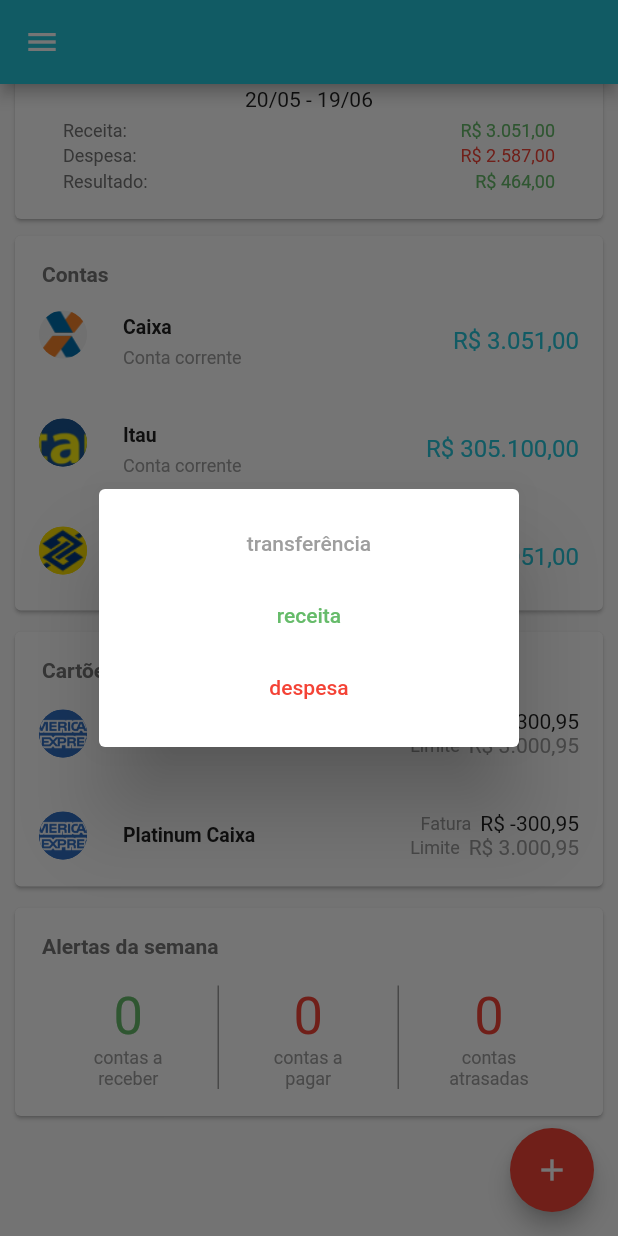
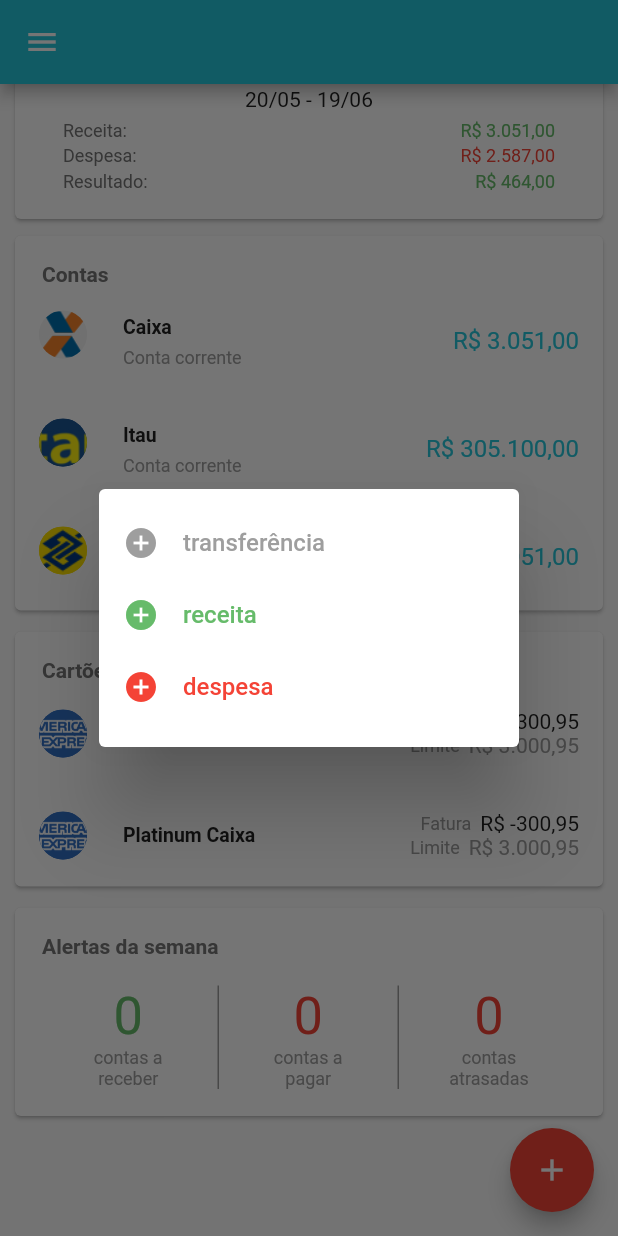
Before and after one commit to rafaelcb21/controlle_assets, a Flutter app: the screen it shows after launch, scrolled down 112 dp, after a tap on the "add" icon, on a phone screen of 412 x 824 dp. Run offline on Flutter 3.47's test engine with Material 2 defaults, Android fonts, the phone set to English and light mode, and no system bars.

Commit message:
version 0.0.12

```diff
--- a/lib/card_alertas.dart
+++ b/lib/card_alertas.dart
@@ -9,6 +9,10 @@ class CardAlertas extends StatelessWidget {
         mainAxisAlignment: MainAxisAlignment.spaceBetween,
         children: <Widget>[
           new Expanded(
+            child: new GestureDetector(
+              onTap: () {
+                print('oiiiiiiiiiiiiiiii');
+              },
               child:new Container(
                 decoration: new BoxDecoration(
                   border: new Border(
@@ -50,7 +54,12 @@ class CardAlertas extends StatelessWidget {
                 ),
               ),
             ),
+          ),
           new Expanded(
+            child: new GestureDetector(
+              onTap: () {
+                print('olaaaaaaa');
+              },
               child: new Container(
                 decoration: new BoxDecoration(
                   //border: new Border.all( color: new Color(0xFF9E9E9E)),
@@ -87,8 +96,13 @@ class CardAlertas extends StatelessWidget {
                   ],
               ),
               )
+            )
           ),
           new Expanded(
+            child: new GestureDetector(
+              onTap: () {
+                print('vammmosss');
+              },
               child: new Container(
                 child: new Column(
                   //crossAxisAlignment: CrossAxisAlignment.center,
@@ -118,6 +132,7 @@ class CardAlertas extends StatelessWidget {
                   ],
                 ),
               ),
+            )
           )
         ],
       ),
--- a/lib/main.dart
+++ b/lib/main.dart
@@ -66,18 +66,68 @@ class HomePage extends StatelessWidget {
             children: <Widget>[
               new FlatButton(
                 textColor: new Color(0xFF9E9E9E),
-                child: const Text('transferência'),
+                child: new Row(
+                  children: <Widget>[
+                    new Icon(
+                      Icons.add_circle,
+                      size: 24.0
+                    ),
+                    new Container(
+                      padding: new EdgeInsets.only(left: 16.0),
+                      child: new Text(
+                        'transferência',
+                        style: new TextStyle(
+                          fontFamily: 'Roboto',
+                          fontSize: 16.0
+                        ),
+                      ),
+                    )
+                  ],
+                ),
                 onPressed: () {},
               ),
               new FlatButton(
                 textColor: new Color(0xFF66BB6A),
-                child: const Text('receita'),
+                child: new Row(
+                  children: <Widget>[
+                    new Icon(
+                      Icons.add_circle,
+                      size: 24.0
+                    ),
+                    new Container(
+                      padding: new EdgeInsets.only(left: 16.0),
+                      child: new Text(
+                        'receita',
+                        style: new TextStyle(
+                          fontFamily: 'Roboto',
+                          fontSize: 16.0
+                        ),
+                      ),
+                    )
+                  ],
+                ),
                 onPressed: () {},
               ),
               new FlatButton(
                 textColor: new Color(0xFFF44336),
-
-                child: new Text('despesa'),
+                child: new Row(
+                  children: <Widget>[
+                    new Icon(
+                      Icons.add_circle,
+                      size: 24.0
+                    ),
+                    new Container(
+                      padding: new EdgeInsets.only(left: 16.0),
+                      child: new Text(
+                        'despesa',
+                        style: new TextStyle(
+                          fontFamily: 'Roboto',
+                          fontSize: 16.0
+                        ),
+                      ),
+                    )
+                  ],
+                ),
                 onPressed: () {},
               ),
             ],
```
Lines whose indentation alone changed are shown as unchanged.
